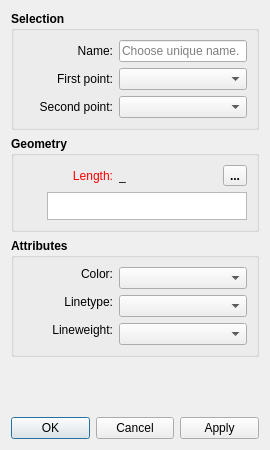
FashionFreedom/Seamly2D, file src/libs/vtools/dialogs/tools/dialogalongline.ui: the form before one commit.
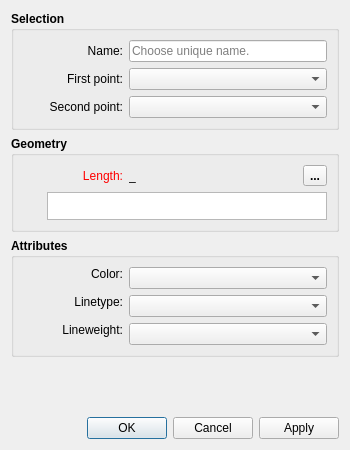
The form after the commit. Icons and pictures are not drawn. Custom widgets are drawn as their Qt base class.

Diff of the .ui file:
```diff
--- a/src/libs/vtools/dialogs/tools/dialogalongline.ui
+++ b/src/libs/vtools/dialogs/tools/dialogalongline.ui
@@ -6,7 +6,7 @@
    <rect>
     <x>0</x>
     <y>0</y>
-    <width>270</width>
+    <width>350</width>
     <height>450</height>
    </rect>
   </property>
@@ -54,7 +54,7 @@
          <widget class="QLabel" name="labelEditNamePoint">
           <property name="minimumSize">
            <size>
-            <width>90</width>
+            <width>100</width>
             <height>0</height>
            </size>
           </property>
@@ -104,7 +104,7 @@
          <widget class="QLabel" name="labelFirstPoint">
           <property name="minimumSize">
            <size>
-            <width>90</width>
+            <width>100</width>
             <height>0</height>
            </size>
           </property>
@@ -151,7 +151,7 @@
          <widget class="QLabel" name="labelSecondPoint">
           <property name="minimumSize">
            <size>
-            <width>90</width>
+            <width>100</width>
             <height>0</height>
            </size>
           </property>
@@ -229,7 +229,7 @@
           </property>
           <property name="minimumSize">
            <size>
-            <width>90</width>
+            <width>100</width>
             <height>0</height>
            </size>
           </property>
@@ -325,7 +325,7 @@
           </property>
           <property name="sizeHint" stdset="0">
            <size>
-            <width>40</width>
+            <width>10</width>
             <height>20</height>
            </size>
           </property>
@@ -459,7 +459,7 @@
           </property>
           <property name="minimumSize">
            <size>
-            <width>90</width>
+            <width>100</width>
             <height>0</height>
            </size>
           </property>
@@ -521,7 +521,7 @@
           </property>
           <property name="minimumSize">
            <size>
-            <width>90</width>
+            <width>100</width>
             <height>0</height>
            </size>
           </property>
@@ -577,7 +577,7 @@
           </property>
           <property name="minimumSize">
            <size>
-            <width>90</width>
+            <width>100</width>
             <height>0</height>
            </size>
           </property>
```
